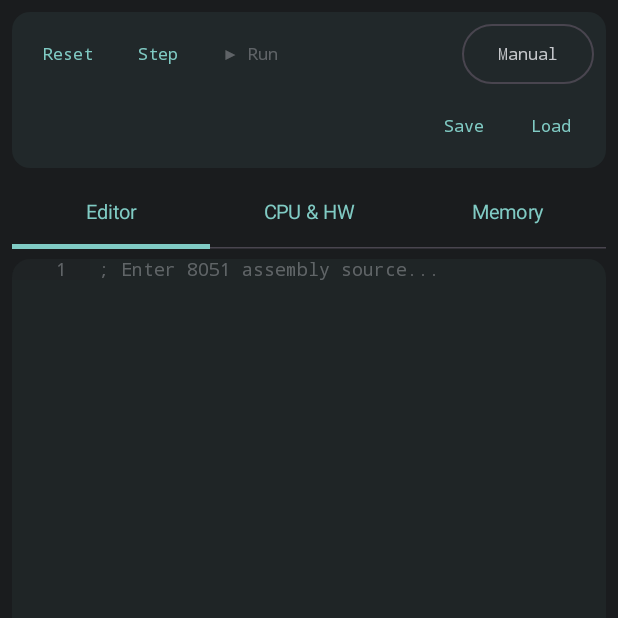
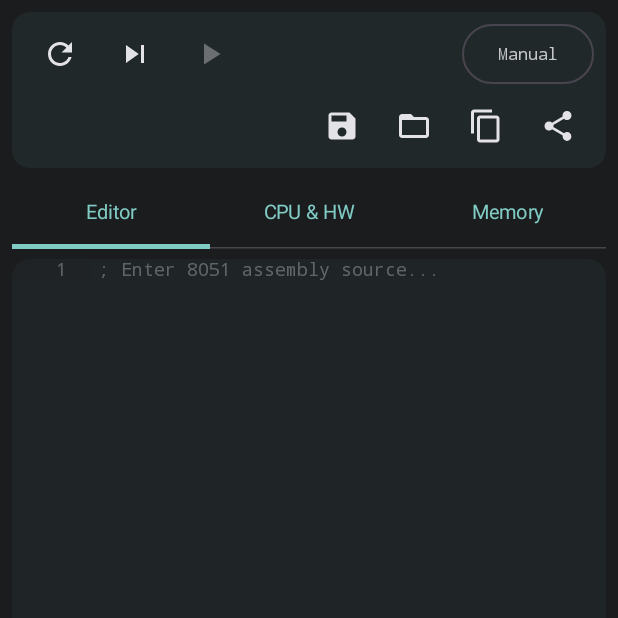
Before and after one commit to DI0IK/emu_8051, an Android app built with Jetpack Compose: the screen it shows after launch (MainActivity), on a phone screen of 412 x 824 dp, the top half of it. Run offline under Robolectric (Android 15) with nearby library versions, the light colour scheme and no system bars.

Commit message:
feat: embed hwConfig in saved files, add platform copy/share, replace all text buttons with Material Icons

```diff
--- a/build.gradle.kts
+++ b/build.gradle.kts
@@ -7,4 +7,5 @@ plugins {
     alias(libs.plugins.composeCompiler) apply false
     alias(libs.plugins.kotlinJvm) apply false
     alias(libs.plugins.kotlinMultiplatform) apply false
+    alias(libs.plugins.kotlinxSerialization) apply false
 }
--- a/gradle/libs.versions.toml
+++ b/gradle/libs.versions.toml
@@ -14,6 +14,7 @@ junit = "4.13.2"
 kotlin = "2.3.21"
 kotlin-wrappers = "2026.5.3"
 kotlinx-coroutines = "1.11.0"
+kotlinx-serialization = "1.8.1"
 material3 = "1.11.0-alpha07"
 
 [libraries]
@@ -34,7 +35,10 @@ compose-material3 = { module = "org.jetbrains.compose.material3:material3", vers
 compose-ui = { module = "org.jetbrains.compose.ui:ui", version.ref = "composeMultiplatform" }
 compose-components-resources = { module = "org.jetbrains.compose.components:components-resources", version.ref = "composeMultiplatform" }
 compose-uiToolingPreview = { module = "org.jetbrains.compose.ui:ui-tooling-preview", version.ref = "composeMultiplatform" }
+
 kotlinx-coroutinesSwing = { module = "org.jetbrains.kotlinx:kotlinx-coroutines-swing", version.ref = "kotlinx-coroutines" }
+kotlinx-serialization-json = { module = "org.jetbrains.kotlinx:kotlinx-serialization-json", version.ref = "kotlinx-serialization" }
+compose-materialIconsExtended = { module = "org.jetbrains.compose.material:material-icons-extended", version = "1.7.3" }
 wrappers-browser = { module = "org.jetbrains.kotlin-wrappers:kotlin-browser", version.ref = "kotlin-wrappers" }
 
 [plugins]
@@ -44,3 +48,4 @@ composeMultiplatform = { id = "org.jetbrains.compose", version.ref = "composeMul
 composeCompiler = { id = "org.jetbrains.kotlin.plugin.compose", version.ref = "kotlin" }
 kotlinJvm = { id = "org.jetbrains.kotlin.jvm", version.ref = "kotlin" }
 kotlinMultiplatform = { id = "org.jetbrains.kotlin.multiplatform", version.ref = "kotlin" }
+kotlinxSerialization = { id = "org.jetbrains.kotlin.plugin.serialization", version.ref = "kotlin" }
--- a/shared/build.gradle.kts
+++ b/shared/build.gradle.kts
@@ -6,6 +6,7 @@ plugins {
     alias(libs.plugins.androidMultiplatformLibrary)
     alias(libs.plugins.composeMultiplatform)
     alias(libs.plugins.composeCompiler)
+    alias(libs.plugins.kotlinxSerialization)
 }
 
 kotlin {
@@ -67,6 +68,8 @@ kotlin {
             implementation(libs.compose.uiToolingPreview)
             implementation(libs.androidx.lifecycle.viewmodelCompose)
             implementation(libs.androidx.lifecycle.runtimeCompose)
+            implementation(libs.kotlinx.serialization.json)
+            implementation(libs.compose.materialIconsExtended)
         }
         commonTest.dependencies {
             implementation(libs.kotlin.test)
--- a/shared/src/commonMain/kotlin/dev/dominikstahl/emu_8051/ui/EmulatorUiState.kt
+++ b/shared/src/commonMain/kotlin/dev/dominikstahl/emu_8051/ui/EmulatorUiState.kt
@@ -2,11 +2,14 @@ package dev.dominikstahl.emu_8051.ui
 
 import dev.dominikstahl.emu_8051.asm.AssemblyError
 import dev.dominikstahl.emu_8051.ui.components.hardware.ComponentSnapshot
+import kotlinx.serialization.Serializable
 
 enum class SpeedMode { MANUAL, CUSTOM, UNLIMITED }
 
+@Serializable
 enum class Port(val addr: Int) { P0(0x80), P1(0x90), P2(0xA0), P3(0xB0) }
 
+@Serializable
 data class HwComponentConfig(
     val id: String,
     val label: String,
--- a/shared/src/commonMain/kotlin/dev/dominikstahl/emu_8051/ui/components/ControlBar.kt
+++ b/shared/src/commonMain/kotlin/dev/dominikstahl/emu_8051/ui/components/ControlBar.kt
@@ -6,11 +6,13 @@ import androidx.compose.foundation.layout.Row
 import androidx.compose.foundation.layout.Spacer
 import androidx.compose.foundation.layout.fillMaxWidth
 import androidx.compose.foundation.layout.padding
+import androidx.compose.foundation.layout.size
 import androidx.compose.foundation.layout.width
 import androidx.compose.material3.AlertDialog
 import androidx.compose.material3.DropdownMenu
 import androidx.compose.material3.DropdownMenuItem
 import androidx.compose.material3.HorizontalDivider
+import androidx.compose.material3.IconButton
 import androidx.compose.material3.MaterialTheme
 import androidx.compose.material3.OutlinedButton
 import androidx.compose.material3.OutlinedTextField
@@ -25,6 +27,16 @@ import androidx.compose.runtime.setValue
 import androidx.compose.ui.Alignment
 import androidx.compose.ui.Modifier
 import androidx.compose.ui.unit.dp
+import androidx.compose.material.icons.Icons
+import androidx.compose.material.icons.filled.ContentCopy
+import androidx.compose.material.icons.filled.FolderOpen
+import androidx.compose.material.icons.filled.Pause
+import androidx.compose.material.icons.filled.PlayArrow
+import androidx.compose.material.icons.filled.Refresh
+import androidx.compose.material.icons.filled.Save
+import androidx.compose.material.icons.filled.Share
+import androidx.compose.material.icons.filled.SkipNext
+import androidx.compose.material3.Icon
 import dev.dominikstahl.emu_8051.ui.SpeedMode
 
 private fun ipsLabel(ips: Int): String = when (ips) {
@@ -55,6 +67,8 @@ fun ControlBar(
     onReset: () -> Unit,
     onSave: () -> Unit,
     onLoad: () -> Unit,
+    onCopy: () -> Unit,
+    onShare: (() -> Unit)? = null,
     onSetTargetIps: (Int) -> Unit,
     onSetSpeed: (SpeedMode) -> Unit,
     isSlow: Boolean,
@@ -104,11 +118,19 @@ fun ControlBar(
                     modifier = Modifier.fillMaxWidth(),
                     horizontalArrangement = Arrangement.End,
                 ) {
-                    TextButton(onClick = onSave) {
-                        Text("Save", style = MaterialTheme.typography.labelSmall)
+                    IconButton(onClick = onSave) {
+                        Icon(Icons.Default.Save, contentDescription = "Save")
                     }
-                    TextButton(onClick = onLoad) {
-                        Text("Load", style = MaterialTheme.typography.labelSmall)
+                    IconButton(onClick = onLoad) {
+                        Icon(Icons.Default.FolderOpen, contentDescription = "Load")
+                    }
+                    IconButton(onClick = onCopy) {
+                        Icon(Icons.Default.ContentCopy, contentDescription = "Copy")
+                    }
+                    if (onShare != null) {
+                        IconButton(onClick = onShare) {
+                            Icon(Icons.Default.Share, contentDescription = "Share")
+                        }
                     }
                 }
             }
@@ -131,11 +153,19 @@ fun ControlBar(
                     verticalAlignment = Alignment.CenterVertically,
                     horizontalArrangement = Arrangement.spacedBy(4.dp),
                 ) {
-                    TextButton(onClick = onSave) {
-                        Text("Save", style = MaterialTheme.typography.labelSmall)
+                    IconButton(onClick = onSave) {
+                        Icon(Icons.Default.Save, contentDescription = "Save")
                     }
-                    TextButton(onClick = onLoad) {
-                        Text("Load", style = MaterialTheme.typography.labelSmall)
+                    IconButton(onClick = onLoad) {
+                        Icon(Icons.Default.FolderOpen, contentDescription = "Load")
+                    }
+                    IconButton(onClick = onCopy) {
+                        Icon(Icons.Default.ContentCopy, contentDescription = "Copy")
+                    }
+                    if (onShare != null) {
+                        IconButton(onClick = onShare) {
+                            Icon(Icons.Default.Share, contentDescription = "Share")
+                        }
                     }
                     SpeedSection(
                         speedMode = speedMode,
@@ -199,22 +229,22 @@ private fun ActionButtons(
     onSetSpeed: (SpeedMode) -> Unit,
 ) {
     Row(horizontalArrangement = Arrangement.spacedBy(2.dp)) {
-        TextButton(onClick = onReset) {
-            Text("Reset", style = MaterialTheme.typography.labelSmall)
+        IconButton(onClick = onReset) {
+            Icon(Icons.Default.Refresh, contentDescription = "Reset")
         }
-        TextButton(onClick = onStep, enabled = !isRunning) {
-            Text("Step", style = MaterialTheme.typography.labelSmall)
+        IconButton(onClick = onStep, enabled = !isRunning) {
+            Icon(Icons.Default.SkipNext, contentDescription = "Step")
         }
         if (isRunning) {
-            TextButton(onClick = onPause) {
-                Text("\u23F8 Pause", style = MaterialTheme.typography.labelSmall)
+            IconButton(onClick = onPause) {
+                Icon(Icons.Default.Pause, contentDescription = "Pause")
             }
         } else {
-            TextButton(
+            IconButton(
                 onClick = { onRun(speedMode) },
                 enabled = speedMode != SpeedMode.MANUAL,
             ) {
-                Text("\u25B6 Run", style = MaterialTheme.typography.labelSmall)
+                Icon(Icons.Default.PlayArrow, contentDescription = "Run")
             }
         }
     }
--- a/shared/src/commonMain/kotlin/dev/dominikstahl/emu_8051/ui/components/EmulatorScreen.kt
+++ b/shared/src/commonMain/kotlin/dev/dominikstahl/emu_8051/ui/components/EmulatorScreen.kt
@@ -1,6 +1,7 @@
 package dev.dominikstahl.emu_8051.ui.components
 
 import androidx.compose.foundation.layout.Arrangement
+import androidx.compose.foundation.layout.Box
 import androidx.compose.foundation.layout.BoxWithConstraints
 import androidx.compose.foundation.layout.Column
 import androidx.compose.foundation.layout.ColumnScope
@@ -15,6 +16,8 @@ import androidx.compose.foundation.layout.width
 import androidx.compose.foundation.layout.wrapContentWidth
 import androidx.compose.foundation.rememberScrollState
 import androidx.compose.foundation.verticalScroll
+import androidx.compose.material3.SnackbarHost
+import androidx.compose.material3.SnackbarHostState
 import androidx.compose.material3.Tab
 import androidx.compose.material3.TabRow
 import androidx.compose.material3.Text
@@ -24,12 +27,16 @@ import androidx.compose.runtime.getValue
 import androidx.compose.runtime.LaunchedEffect
 import androidx.compose.runtime.mutableStateOf
 import androidx.compose.runtime.remember
+import androidx.compose.runtime.rememberCoroutineScope
 import androidx.compose.runtime.setValue
+import androidx.compose.ui.Alignment
 import androidx.compose.ui.Modifier
 import androidx.compose.ui.unit.dp
+import dev.dominikstahl.emu_8051.platform.hasPlatformShare
 import dev.dominikstahl.emu_8051.ui.EmulatorViewModel
 import dev.dominikstahl.emu_8051.ui.SpeedMode
 import dev.dominikstahl.emu_8051.ui.components.hardware.HardwarePanel
+import kotlinx.coroutines.launch
 
 @Composable
 fun EmulatorScreen() {
@@ -37,12 +44,15 @@ fun EmulatorScreen() {
     val uiState by viewModel.uiState.collectAsState()
     var showSaveDialog by remember { mutableStateOf(false) }
     var showLoadDialog by remember { mutableStateOf(false) }
+    val snackbarHostState = remember { SnackbarHostState() }
+    val scope = rememberCoroutineScope()
 
     LaunchedEffect(Unit) { viewModel.refreshSavedFiles() }
 
+    Box(modifier = Modifier.fillMaxSize().padding(8.dp)) {
         // Use BoxWithConstraints to read the available screen width dynamically
         BoxWithConstraints(
-        modifier = Modifier.fillMaxSize().padding(8.dp)
+            modifier = Modifier.fillMaxSize()
         ) {
             // Desktop needs at least 300dp (CPU) + 480dp (Memory) + room for Editor (~200dp+) = ~980dp
             val isMobile = maxWidth < 980.dp
@@ -66,6 +76,11 @@ fun EmulatorScreen() {
                         viewModel.refreshSavedFiles()
                         showLoadDialog = true
                     },
+                    onCopy = {
+                        viewModel.copySource()
+                        scope.launch { snackbarHostState.showSnackbar("Copied!") }
+                    },
+                    onShare = if (hasPlatformShare) viewModel::shareSource else null,
                     onSetTargetIps = { viewModel.setTargetIps(it) },
                     onSetSpeed = { viewModel.setSpeed(it) },
                     isSlow = uiState.isSlow,
@@ -85,6 +100,12 @@ fun EmulatorScreen() {
                     )
                 }
             }
+        }
+
+        SnackbarHost(
+            hostState = snackbarHostState,
+            modifier = Modifier.align(Alignment.BottomCenter),
+        )
     }
 
     if (showSaveDialog) {
```
Also changed, not shown: shared/src/androidMain/kotlin/dev/dominikstahl/emu_8051/platform/AndroidPlatformActions.kt (added, +25 -0 lines), shared/src/commonMain/kotlin/dev/dominikstahl/emu_8051/platform/FileFormat.kt (added, +35 -0 lines), shared/src/commonMain/kotlin/dev/dominikstahl/emu_8051/platform/PlatformActions.kt (added, +7 -0 lines), shared/src/commonMain/kotlin/dev/dominikstahl/emu_8051/ui/EmulatorViewModel.kt (+21 -4 lines), 4 other files. Lines whose indentation alone changed are shown as unchanged.
